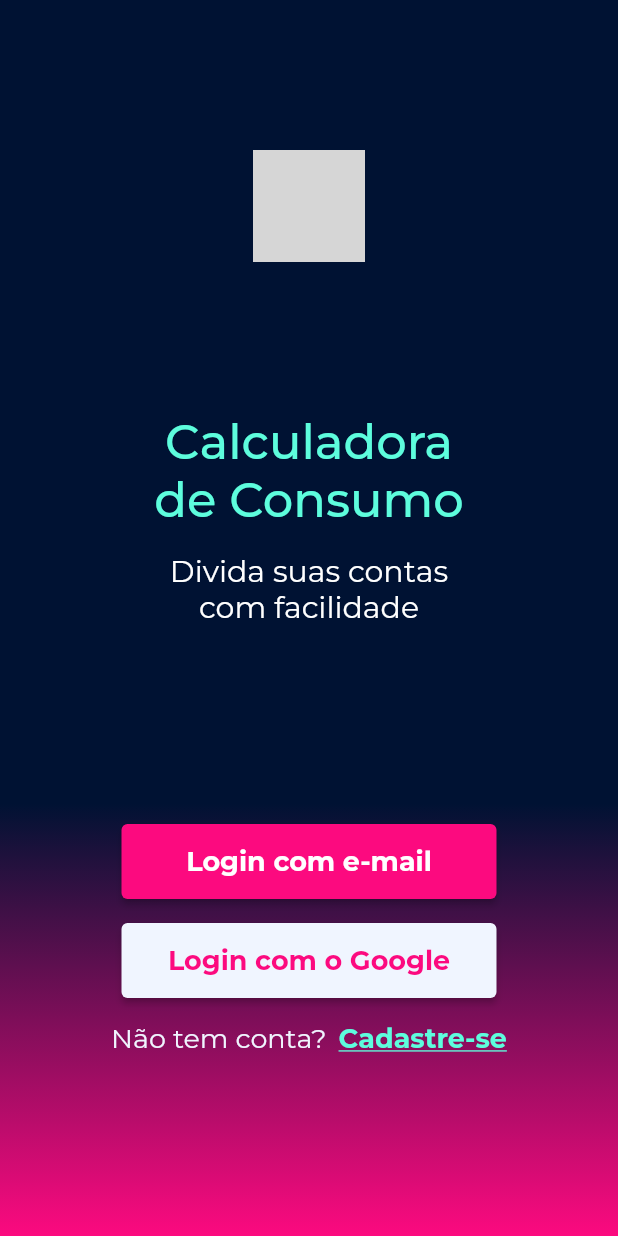
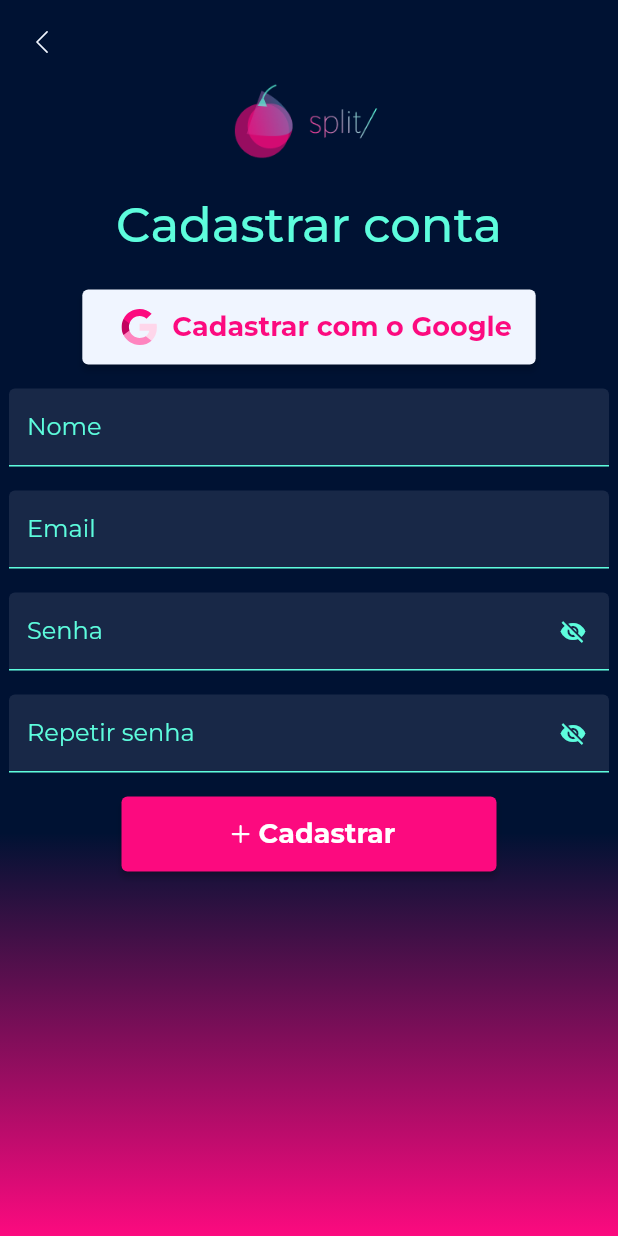
Before and after one commit to Jbnado/split_app_divisao_de_contas, a Flutter app: the screen it shows after launch, after a tap on "Cadastre-se", on a phone screen of 412 x 824 dp. Run offline on Flutter 3.47's test engine with Material 2 defaults, Android fonts, the phone set to English and light mode, and no system bars; our stand-ins replace bootstrap_icons, flutter_svg; grey boxes are pictures that could not be loaded.

Commit message:
Retirei os flexible das telas iniciais

```diff
--- a/lib/components/button_component.dart
+++ b/lib/components/button_component.dart
@@ -1,5 +1,6 @@
+import 'package:flutter/material.dart';
+import 'package:flutter_svg/flutter_svg.dart';
 import 'package:app_divisao_de_contas/theme/split_theme.dart';
-import 'package:flutter/material.dart';
 
 ///A ElevatedButton created for use the colors of Split App.
 ///
@@ -238,13 +239,17 @@
       onPressed: () {},
       style: ElevatedButton.styleFrom(
         minimumSize: const Size(250, 50),
-        maximumSize: const Size(300, 50),
+        maximumSize: const Size(350, 50),
         primary: SplitColors.light,
       ),
       child: Row(
         mainAxisAlignment: MainAxisAlignment.center,
         mainAxisSize: MainAxisSize.min,
         children: [
+          SvgPicture.asset(
+            'assets/icons/icon_google.svg',
+            semanticsLabel: 'custom google icon',
+          ),
           Text(
             '${widget.text} com o Google',
             style: SplitTypography.button(
--- a/lib/components/input_component.dart
+++ b/lib/components/input_component.dart
@@ -3,66 +3,54 @@
 import '../theme/split_theme.dart';
 
 class InputComponent extends StatefulWidget {
+  final String text;
+  final String theme;
+  final TextInputType inputType;
+  final TextInputAction inputAction;
+  final bool obscureText;
+  final IconData? icon;
+
   const InputComponent({
     Key? key,
     required this.text,
-    required this.theme,
+    this.theme = 'dark',
+    this.inputType = TextInputType.text,
+    this.inputAction = TextInputAction.done,
+    this.obscureText = false,
     this.icon,
-    this.inputType,
-    this.inputAction,
-    this.obscureText,
   }) : super(key: key);
-
-  final String text;
-  final String theme;
-  final IconData? icon;
-  final TextInputType? inputType;
-  final TextInputAction? inputAction;
-  final bool? obscureText;
 
   @override
   State<InputComponent> createState() => _InputComponentState();
 }
 
 class _InputComponentState extends State<InputComponent> {
-  dynamic hasType() {
-    if (widget.inputType != null) {
-      return widget.inputType;
-    } else {
-      return null;
+  bool isObscure = true;
+  Color backgroundColor() {
+    if (widget.theme == 'dark') {
+      return SplitColors.dark2;
+    } else if (widget.theme == 'light') {
+      return SplitColors.gray.shade100;
     }
+    return SplitColors.dark2;
   }
 
-  dynamic hasAction() {
-    if (widget.inputAction != null) {
-      return widget.inputAction;
-    } else {
-      return null;
+  Color textColor() {
+    if (widget.theme == 'dark') {
+      return Colors.white;
+    } else if (widget.theme == 'light') {
+      return SplitColors.dark;
     }
+    return Colors.white;
   }
 
-  dynamic isObscure() {
-    if (widget.obscureText != null) {
-      return widget.obscureText;
-    } else {
-      return false;
+  Color labelColor() {
+    if (widget.theme == 'dark') {
+      return SplitColors.secondary.shade200;
+    } else if (widget.theme == 'light') {
+      return SplitColors.secondary.shade400;
     }
-  }
-
-  Color colorTheme(String whatColor) {
-    if (whatColor == 'bg') {
-      if (widget.theme == 'light') {
-        return SplitColors.gray.shade100;
-      } else {
-        return SplitColors.dark2;
-      }
-    } else {
-      if (widget.theme == 'light') {
-        return Colors.black;
-      } else {
-        return SplitColors.light;
-      }
-    }
+    return SplitColors.secondary.shade200;
   }
 
   dynamic hasIcon() {
@@ -71,7 +59,7 @@
         padding: const EdgeInsets.only(right: 8),
         child: Icon(
           widget.icon,
-          color: colorTheme('t'),
+          color: textColor(),
           size: 16,
         ),
       );
@@ -83,30 +71,49 @@
   @override
   Widget build(BuildContext context) {
     return TextField(
-      obscureText: isObscure(),
-      style: SplitTypography.body2(
-        textColor: colorTheme('t'),
+      obscureText: widget.obscureText ? isObscure : false,
+      style: SplitTypography.body3(
+        textColor: textColor(),
       ),
-      keyboardType: hasType(),
-      textInputAction: hasAction(),
+      keyboardType: widget.inputType,
+      textInputAction: widget.inputAction,
       decoration: InputDecoration(
-        contentPadding: const EdgeInsets.symmetric(vertical: 20),
-        border: InputBorder.none,
-        hintText: widget.text,
-        hintStyle: SplitTypography.body2(
-          textColor: colorTheme('t'),
+        isDense: true,
+        constraints: const BoxConstraints(
+          maxWidth: 400,
+        ),
+        enabledBorder: UnderlineInputBorder(
+          borderSide: BorderSide(
+            color: labelColor(),
+          ),
+        ),
+        focusedBorder: UnderlineInputBorder(
+          borderSide: BorderSide(
+            color: labelColor(),
+          ),
+        ),
+        filled: true,
+        fillColor: backgroundColor(),
+        labelText: widget.text,
+        labelStyle: SplitTypography.body3(
+          textColor: labelColor(),
         ),
         prefixIcon: hasIcon(),
+        suffixIcon: widget.obscureText
+            ? IconButton(
+                onPressed: () {
+                  setState(() {
+                    isObscure = !isObscure;
+                  });
+                },
+                icon: Icon(
+                  isObscure ? Icons.visibility_off : Icons.visibility,
+                  color: labelColor(),
+                ),
+              )
+            : null,
+        // errorText: '',
       ),
     );
   }
 }
-
-// Container(
-//       padding: const EdgeInsets.symmetric(horizontal: 8),
-//       decoration: BoxDecoration(
-//         color: colorTheme('bg'),
-//         border: Border(
-//           bottom: BorderSide(
-//             color: SplitColors.secondary.shade200,
-//             width: 2,
--- a/lib/main.dart
+++ b/lib/main.dart
@@ -1,7 +1,8 @@
 import 'package:flutter/material.dart';
 
-import 'pages/intialPages/initial/initial_page.dart';
-import 'pages/intialPages/login/login_page.dart';
+import 'pages/intial_pages/initial/initial_page.dart';
+import 'pages/intial_pages/sign_up/sign_up_page.dart';
+import 'pages/intial_pages/sign_in/sign_in_page.dart';
 
 void main() {
   runApp(
@@ -11,7 +12,8 @@
       initialRoute: '/initialPage',
       routes: {
         '/initialPage': ((context) => const InitialPage()),
-        '/login': ((context) => const LoginPage()),
+        '/login': ((context) => const SignInPage()),
+        '/cadastrar': ((context) => const SignUpPage()),
       },
       theme: ThemeData(
         scaffoldBackgroundColor: const Color(0xFF001233),
--- a/lib/pages/intialPages/initial/initial_page.dart
+++ /dev/null
@@ -1,105 +0,0 @@
-import 'package:flutter/material.dart';
-
-import '../../../components/button_component.dart';
-import '../../../theme/split_theme.dart';
-
-class InitialPage extends StatefulWidget {
-  const InitialPage({Key? key}) : super(key: key);
-
-  @override
-  State<InitialPage> createState() => _InitialPageState();
-}
-
-class _InitialPageState extends State<InitialPage> {
-  @override
-  Widget build(BuildContext context) {
-    return Scaffold(
-      resizeToAvoidBottomInset: false,
-      extendBodyBehindAppBar: true,
-      body: SafeArea(
-        maintainBottomViewPadding: true,
-        child: Container(
-          constraints: BoxConstraints(
-            minHeight: MediaQuery.of(context).size.height,
-            minWidth: MediaQuery.of(context).size.width,
-          ),
-          decoration: const BoxDecoration(
-            gradient: gradientScaffold,
-          ),
-          child: Column(children: [
-            Flexible(
-              child: Center(
-                child: Image.asset(
-                  '/images/Logo.png',
-                  height: 75,
-                ),
-              ),
-            ),
-            Flexible(
-              child: Center(
-                child: Column(
-                  children: [
-                    Padding(
-                      padding: const EdgeInsets.only(bottom: 16),
-                      child: Text(
-                        'Calculadora\nde Consumo',
-                        style: SplitTypography.title1(
-                          textColor: SplitColors.secondary.shade200,
-                        ),
-                        textAlign: TextAlign.center,
-                      ),
-                    ),
-                    Text(
-                      'Divida suas contas\ncom facilidade',
-                      style: SplitTypography.title2(),
-                      textAlign: TextAlign.center,
-                    ),
-                  ],
-                ),
-              ),
-            ),
-            Flexible(
-                child: Column(
-              children: [
-                Padding(
-                  padding: const EdgeInsets.only(bottom: 16),
-                  child: ButtonComponent(
-                    text: 'Login com e-mail',
-                    onPressed: () {},
-                  ),
-                ),
-                const Padding(
-                  padding: EdgeInsets.only(bottom: 16),
-                  child: GoogleButtonComponent(),
-                ),
-                Row(
-                  mainAxisAlignment: MainAxisAlignment.center,
-                  children: [
-                    Padding(
-                      padding: const EdgeInsets.only(right: 8),
-                      child: Text(
-                        'Não tem conta?',
-                        style: SplitTypography.body2(
-                          textColor: SplitColors.light,
-                        ),
-                      ),
-                    ),
-                    InkWell(
-                      onTap: () {},
-                      child: Text(
-                        'Cadastre-se',
-                        style: SplitTypography.link(
-                          textColor: SplitColors.secondary,
-                        ),
-                      ),
-                    )
-                  ],
-                )
-              ],
-            )),
-          ]),
-        ),
-      ),
-    );
-  }
-}
--- /dev/null
+++ b/lib/pages/intial_pages/initial/initial_page.dart
@@ -0,0 +1,133 @@
+import 'package:flutter/material.dart';
+
+import '../../../components/button_component.dart';
+import '../../../theme/split_theme.dart';
+
+class InitialPage extends StatefulWidget {
+  const InitialPage({Key? key}) : super(key: key);
+
+  @override
+  State<InitialPage> createState() => _InitialPageState();
+}
+
+class _InitialPageState extends State<InitialPage> {
+  @override
+  Widget build(BuildContext context) {
+    return Scaffold(
+      resizeToAvoidBottomInset: false,
+      extendBodyBehindAppBar: true,
+      body: SafeArea(
+        maintainBottomViewPadding: true,
+        child: SingleChildScrollView(
+          child: Container(
+            constraints: BoxConstraints(
+              minHeight: MediaQuery.of(context).size.height,
+              minWidth: MediaQuery.of(context).size.width,
+            ),
+            decoration: const BoxDecoration(
+              gradient: gradientScaffold,
+            ),
+            child: Column(
+              children: [
+                const SizedBox(
+                  height: 64,
+                ),
+                Center(
+                  child: Image.asset(
+                    'assets/images/Logo.png',
+                    height: 75,
+                  ),
+                ),
+                const SizedBox(
+                  height: 32,
+                ),
+                Center(
+                  child: Column(
+                    children: [
+                      Padding(
+                        padding: const EdgeInsets.only(bottom: 16),
+                        child: Column(
+                          children: [
+                            Text(
+                              'Calculadora',
+                              style: SplitTypography.title1(
+                                textColor: SplitColors.secondary.shade200,
+                              ),
+                              textAlign: TextAlign.center,
+                            ),
+                            Text(
+                              'de Consumo',
+                              style: SplitTypography.title1(
+                                textColor: SplitColors.secondary.shade200,
+                              ),
+                              textAlign: TextAlign.center,
+                            ),
+                          ],
+                        ),
+                      ),
+                      Text(
+                        'Divida suas contas',
+                        style: SplitTypography.title2(),
+                        textAlign: TextAlign.center,
+                      ),
+                      Text(
+                        'com facilidade',
+                        style: SplitTypography.title2(),
+                        textAlign: TextAlign.center,
+                      ),
+                      const SizedBox(
+                        height: 24,
+                      ),
+                    ],
+                  ),
+                ),
+                Column(
+                  children: [
+                    Padding(
+                      padding: const EdgeInsets.only(bottom: 16),
+                      child: ButtonComponent(
+                        text: 'Login com e-mail',
+                        onPressed: () {
+                          Navigator.pushNamed(context, '/login');
+                        },
+                      ),
+                    ),
+                    const Padding(
+                      padding: EdgeInsets.only(bottom: 16),
+                      child: GoogleButtonComponent(),
+                    ),
+                    Row(
+                      mainAxisAlignment: MainAxisAlignment.center,
+                      children: [
+                        Padding(
+                          padding: const EdgeInsets.only(right: 8),
+                          child: Text(
+                            'Não tem conta?',
+                            style: SplitTypography.body2(
+                              textColor: SplitColors.light,
+                            ),
+                          ),
+                        ),
+                        InkWell(
+                          onTap: () {
+                            Navigator.pushNamed(context, '/cadastrar');
+                          },
+                          child: Text(
+                            'Cadastre-se',
+                            style: SplitTypography.link(
+                              textColor: SplitColors.secondary,
+                            ),
+                          ),
+                        )
+                      ],
+                    )
+                  ],
+                ),
+              ],
+            ),
+          ),
+        ),
+      ),
+    );
+  }
+}
--- /dev/null
+++ b/lib/pages/intial_pages/sign_up/sign_up_page.dart
@@ -0,0 +1,121 @@
+import 'package:flutter/material.dart';
+import 'package:bootstrap_icons/bootstrap_icons.dart';
+
+import '../../../components/split_components.dart';
+import '../../../theme/split_theme.dart';
+
+class SignUpPage extends StatefulWidget {
+  const SignUpPage({Key? key}) : super(key: key);
+
+  @override
+  State<SignUpPage> createState() => _SignUpPageState();
+}
+
+class _SignUpPageState extends State<SignUpPage> {
+  @override
+  Widget build(BuildContext context) {
+    return Scaffold(
+      resizeToAvoidBottomInset: false,
+      extendBodyBehindAppBar: true,
+      appBar: AppBar(
+        backgroundColor: Colors.transparent,
+        elevation: 0,
+        leading: IconButton(
+          splashRadius: 6,
+          color: SplitColors.light,
+          onPressed: () {
+            Navigator.pop(context);
+          },
+          iconSize: 18,
+          icon: const Icon(
+            BootstrapIcons.chevron_left,
+          ),
+        ),
+      ),
+      body: SafeArea(
+        maintainBottomViewPadding: true,
+        child: Container(
+          constraints: BoxConstraints(
+            minHeight: MediaQuery.of(context).size.height,
+            minWidth: MediaQuery.of(context).size.width,
+          ),
+          decoration: const BoxDecoration(
+            gradient: gradientScaffold,
+          ),
+          child: Column(
+            children: [
+              Center(
+                child: Image.asset(
+                  'assets/images/Logo.png',
+                  height: 50,
+                ),
+              ),
+              const SizedBox(
+                height: 24,
+              ),
+              Center(
+                child: Text(
+                  'Cadastrar conta',
+                  style: SplitTypography.title1(
+                    textColor: SplitColors.secondary.shade200,
+                  ),
+                  textAlign: TextAlign.center,
+                ),
+              ),
+              const SizedBox(
+                height: 24,
+              ),
+              Column(
+                children: [
+                  const Padding(
+                    padding: EdgeInsets.only(bottom: 16),
+                    child: GoogleButtonComponent(
+                      text: 'Cadastrar',
+                    ),
+                  ),
+                  const Padding(
+                    padding: EdgeInsets.only(bottom: 16),
+                    child: InputComponent(
+                      text: 'Nome',
+                      inputType: TextInputType.name,
+                      inputAction: TextInputAction.next,
+                    ),
+                  ),
+                  const Padding(
+                    padding: EdgeInsets.only(bottom: 16),
+                    child: InputComponent(
+                      text: 'Email',
+                      inputType: TextInputType.emailAddress,
+                      inputAction: TextInputAction.next,
+                    ),
+                  ),
+                  const Padding(
+                    padding: EdgeInsets.only(bottom: 16),
+                    child: InputComponent(
+                      text: 'Senha',
+                      inputAction: TextInputAction.next,
+                      obscureText: true,
+                    ),
+                  ),
+                  const Padding(
+                    padding: EdgeInsets.only(bottom: 16),
+                    child: InputComponent(
+                      text: 'Repetir senha',
+                      inputAction: TextInputAction.done,
+                      obscureText: true,
+                    ),
+                  ),
+                  ButtonComponent(
+                    icon: BootstrapIcons.plus,
+                    text: 'Cadastrar',
+                    onPressed: () {},
+                  ),
+                ],
+              ),
+            ],
+          ),
+        ),
+      ),
+    );
+  }
+}
--- a/pubspec.yaml
+++ b/pubspec.yaml
@@ -34,6 +34,7 @@
   # The following adds the Cupertino Icons font to your application.
   # Use with the CupertinoIcons class for iOS style icons.
   cupertino_icons: ^1.0.2
+  flutter_svg: ^1.0.3
 
 dev_dependencies:
   flutter_test:
@@ -58,8 +59,9 @@
 
   # To add assets to your application, add an assets section, like this:
   assets:
+    - assets/
     - assets/images/
-    - assets/fonts/
+    - assets/icons/
 
   # An image asset can refer to one or more resolution-specific "variants", see
   # https://flutter.dev/assets-and-images/#resolution-aware.
```
Also changed, not shown: lib/pages/intialPages/login/login_page.dart (deleted, +0 -31 lines), lib/pages/intial_pages/sign_in/forgot_password/forgot_password_page.dart (added, +15 -0 lines), lib/pages/intial_pages/sign_in/sign_in_page.dart (added, +121 -0 lines), pubspec.lock.
